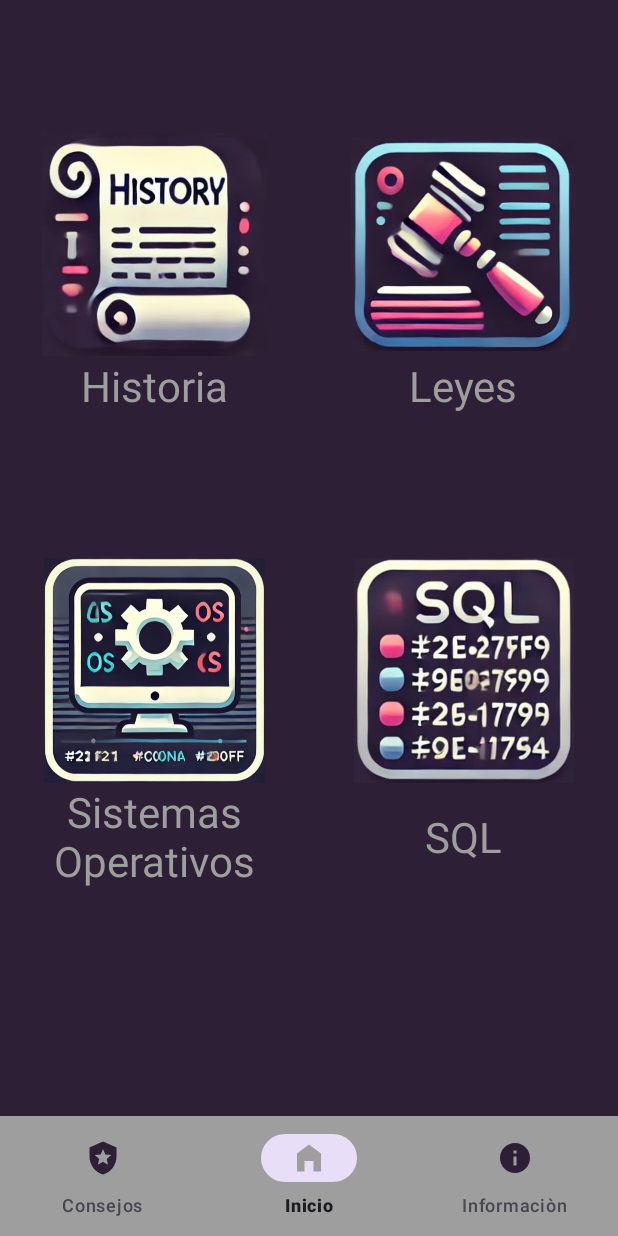
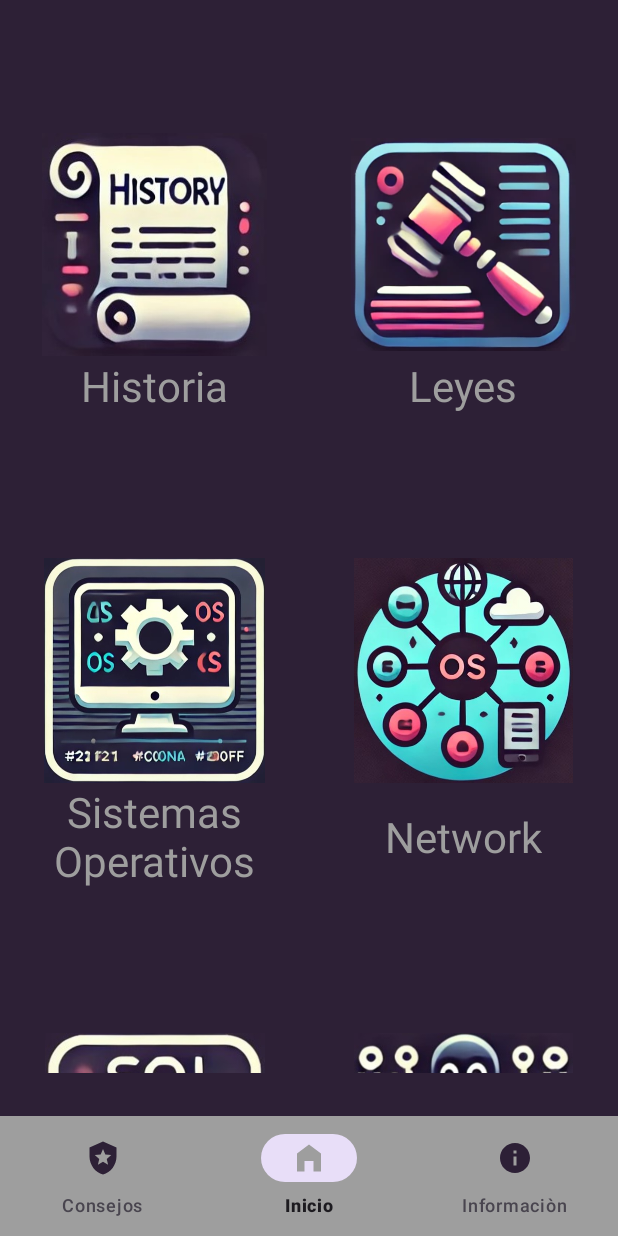
Before and after one commit to Highscorec1/AppCiberSeguridad, an Android app: the screen it shows after launch (MainActivity), on a phone screen of 412 x 824 dp. Run offline under Robolectric (Android 15) with nearby library versions, the phone set to English and light mode, and no system bars; our stand-ins replace Dagger/Hilt's generated code, navigation-ui.

Commit message:
pantalla inicio menu completada vista e iconos

```diff
--- a/app/src/main/java/com/example/aplicacionhack/domain/model/InicioInfo.kt
+++ b/app/src/main/java/com/example/aplicacionhack/domain/model/InicioInfo.kt
@@ -7,7 +7,8 @@ sealed class InicioInfo(val img:Int, val nombre:Int)  {
     object Historia:InicioInfo(R.drawable.img12, R.string.Historia)
     object Leyes:InicioInfo(R.drawable.img2, R.string.Leyes)
     object SistemasOperativos:InicioInfo(R.drawable.img3, R.string.SistemasOperativos)
-    object Sql:InicioInfo(R.drawable.img42, R.string.SQL)
-    object Linux:InicioInfo(R.drawable.img9, R.string.LINUX)
+    object Sql:InicioInfo(R.drawable.img4, R.string.SQL)
+    object Linux:InicioInfo(R.drawable.img5, R.string.LINUX)
+    object Network:InicioInfo(R.drawable.img6, R.string.Network)
 
 }
--- a/app/src/main/java/com/example/aplicacionhack/ui/iniciomenu/InicioViewModel.kt
+++ b/app/src/main/java/com/example/aplicacionhack/ui/iniciomenu/InicioViewModel.kt
@@ -23,7 +23,7 @@ class InicioViewModel @Inject constructor() : ViewModel() {
 
         _iniciomenu.value = listOf(
 
-            Historia, Leyes, SistemasOperativos, InicioInfo.Sql
+            Historia, Leyes, SistemasOperativos, InicioInfo.Network, InicioInfo.Sql, InicioInfo.Linux
 
         )
 
--- a/app/src/main/res/values/strings.xml
+++ b/app/src/main/res/values/strings.xml
@@ -13,14 +13,8 @@
     <string name="Historia">Historia</string>
     <string name="Leyes">Leyes</string>
     <string name="SistemasOperativos">Sistemas Operativos</string>
-    <string name="Network">Leyes</string>
-    <string name="SQL">SQL</string>
-    <string name="LINUX">LINUX</string>
-
-
-
-
-
-
+    <string name="Network">Network</string>
+    <string name="SQL">Sql</string>
+    <string name="LINUX">Linux</string>
 
 </resources>
```
Also changed, not shown: app/src/main/res/drawable/img4.jpg, app/src/main/res/drawable/img41.png (deleted), app/src/main/res/drawable/img42.jpg (deleted), app/src/main/res/drawable/img5.jpg (added), app/src/main/res/drawable/img6.jpg (added).
